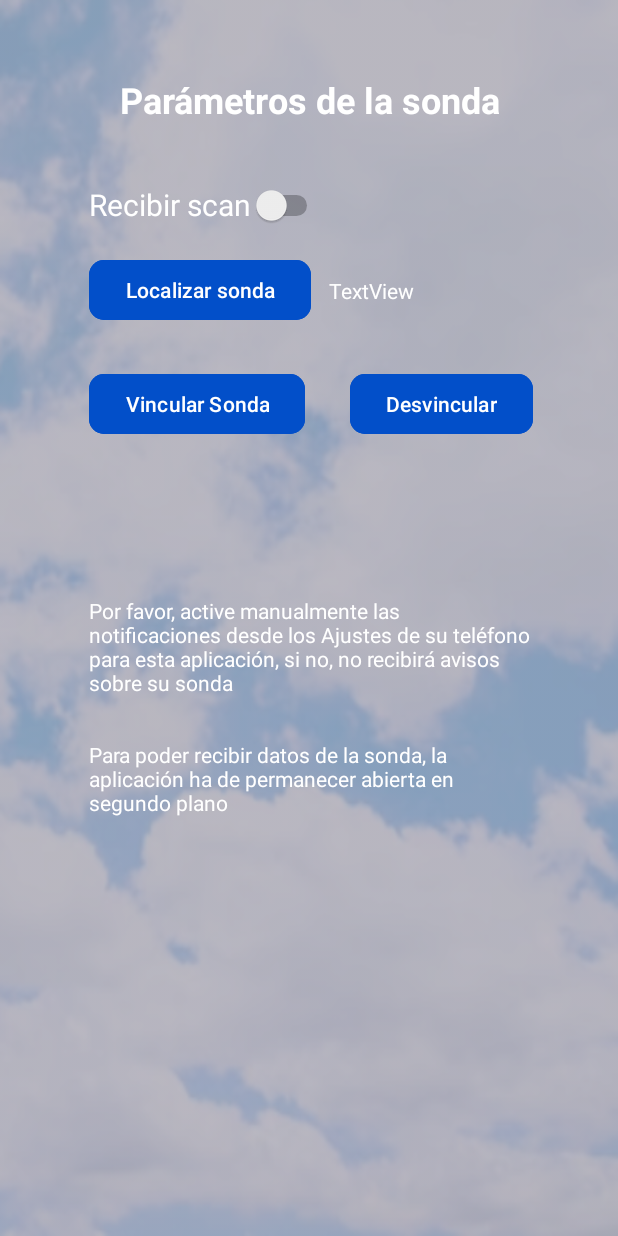
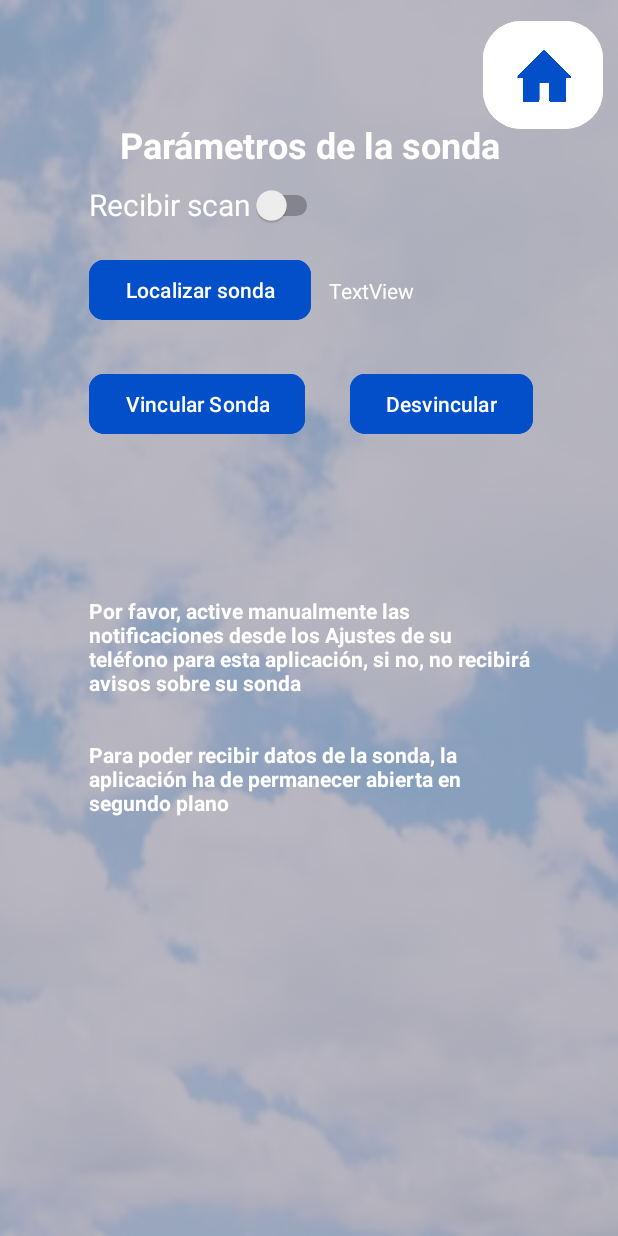
Before and after one commit to MarioCliment/PBIOMED_ANDROID, an Android app: the ParametrosSensorActivity screen opened directly, with no data from a screen before it, on a phone screen of 412 x 824 dp. Run offline under Robolectric (Android 15) with nearby library versions, the phone set to English and light mode, and no system bars; libraries missing offline, so code that uses them is left out: com.google.zxing.integration.

Commit message:
gitflow-feature-stash: volverAMainBoton
Hemos puesto en las actividades necesarias un botón para que vuelva a activity_main, y que pueda utilizar el menú que se encuentra ahí, con el propósito de desplazarse por la aplicación UUGGHH PALABRAS GRANDES GRRR NOBITA QUE HACES AQUI eh gigante espera PLAF PLIF PLAF auch!

```diff
--- a/src/app/src/main/java/org/mario/btle_1/MainActivity.java
+++ b/src/app/src/main/java/org/mario/btle_1/MainActivity.java
@@ -88,6 +88,11 @@ public class MainActivity extends AppCompatActivity {
     }
     public void botonAEditar(View v){
         Intent intent = new Intent(this, EditUserActivity.class);
+        startActivity(intent);
+    }
+
+    public void botorIrMain(View v){
+        Intent intent = new Intent(this, MainActivity.class);
         startActivity(intent);
     }
 
--- a/src/app/src/main/java/org/mario/btle_1/ParametrosSensorActivity.java
+++ b/src/app/src/main/java/org/mario/btle_1/ParametrosSensorActivity.java
@@ -290,6 +290,11 @@ public class ParametrosSensorActivity extends AppCompatActivity {
 
     // ¡¡¡Hola Gabriel!!! ¡¡¡Saluda de vuelta!!!
     // HOLA!!!! HOLA GABRIEL!!!!
+
+    public void botorIrMain(View v){
+        Intent intent = new Intent(this, MainActivity.class);
+        startActivity(intent);
+    }
 
 
     public void scheduleJob() {
--- a/src/app/src/main/res/layout/activity_parametros_de_sensor.xml
+++ b/src/app/src/main/res/layout/activity_parametros_de_sensor.xml
@@ -22,11 +22,35 @@
         app:layout_constraintVertical_bias="0.0"
         app:srcCompat="@drawable/transparent_image_20_percent" />
 
+    <Button
+        android:id="@+id/button_home_parametros"
+        android:layout_width="80dp"
+        android:layout_height="80dp"
+        android:layout_alignParentTop="true"
+        android:layout_alignParentEnd="true"
+        android:layout_marginTop="10dp"
+        android:layout_marginEnd="10dp"
+        android:backgroundTint="#FFFFFF"
+        android:elevation="6dp"
+        android:onClick="botorIrMain"
+        android:padding="15dp"
+        android:paddingLeft="10dp"
+        android:paddingTop="10dp"
+        android:paddingRight="10dp"
+        android:paddingBottom="10dp"
+        app:cornerRadius="25dp"
+        app:icon="@drawable/casa_azul"
+        app:iconPadding="0dp"
+        app:iconSize="50dp"
+        app:iconTint="#024FC9"
+        app:layout_constraintEnd_toEndOf="parent"
+        app:layout_constraintTop_toTopOf="parent" />
+
     <TextView
         android:id="@+id/titleTextView"
         android:layout_width="wrap_content"
         android:layout_height="wrap_content"
-        android:layout_marginTop="50dp"
+        android:layout_marginTop="80dp"
         android:text="Parámetros de la sonda"
         android:textAlignment="viewEnd"
         android:textColor="@color/white"
@@ -88,6 +112,7 @@
         android:layout_marginTop="104dp"
         android:text="Por favor, active manualmente las notificaciones desde los Ajustes de su teléfono para esta aplicación, si no, no recibirá avisos sobre su sonda"
         android:textColor="@color/white"
+        android:textStyle="bold"
         app:layout_constraintStart_toStartOf="@+id/btnScan"
         app:layout_constraintTop_toBottomOf="@+id/btnScan" />
 
@@ -97,6 +122,7 @@
         android:layout_height="96dp"
         android:text="Para poder recibir datos de la sonda, la aplicación ha de permanecer abierta en segundo plano"
         android:textColor="@color/white"
+        android:textStyle="bold"
         app:layout_constraintStart_toStartOf="@+id/explicacionTextView"
         app:layout_constraintTop_toBottomOf="@+id/explicacionTextView" />
 
```
Also changed, not shown: src/app/src/main/java/org/mario/btle_1/EditUserActivity.java (+9 -0 lines), src/app/src/main/java/org/mario/btle_1/PeticionarioREST.java (+10 -1 lines), src/app/src/main/java/org/mario/btle_1/TortyActivity.java (+11 -0 lines), src/app/src/main/res/layout/activity_edit_user.xml (+25 -0 lines), src/app/src/main/res/layout/activity_main.xml (+4 -3 lines), src/app/src/main/res/layout/activity_torty.xml (+25 -0 lines), src/app/src/main/res/drawable/casa_azul.png (added), src/app/src/main/res/drawable/casa_blanca.png (added).
